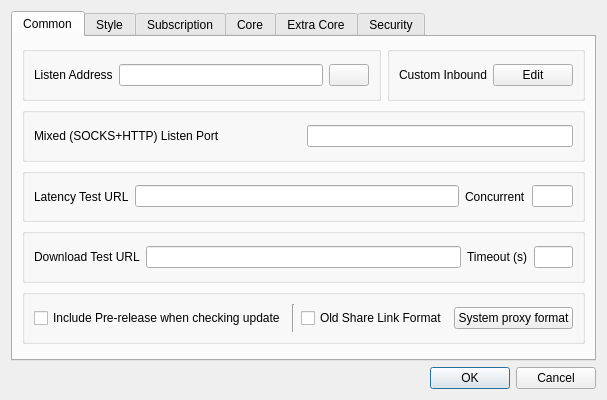
Above: ui/dialog_basic_settings.ui from DavidYordan/nekoray before the change. Below: the same form after it.
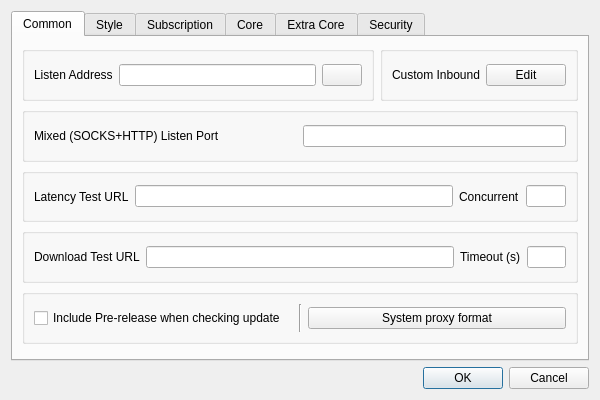
That is the form after the change. Custom widgets are drawn as their Qt base class.

```diff
--- a/ui/dialog_basic_settings.ui
+++ b/ui/dialog_basic_settings.ui
@@ -183,16 +183,6 @@
             </property>
            </widget>
           </item>
-          <item>
-           <widget class="QCheckBox" name="old_share_link_format">
-            <property name="toolTip">
-             <string>Share VMess Link with v2rayN Format</string>
-            </property>
-            <property name="text">
-             <string>Old Share Link Format</string>
-            </property>
-           </widget>
-          </item>
           <item>
            <widget class="QPushButton" name="sys_proxy_format">
             <property name="text">
```
